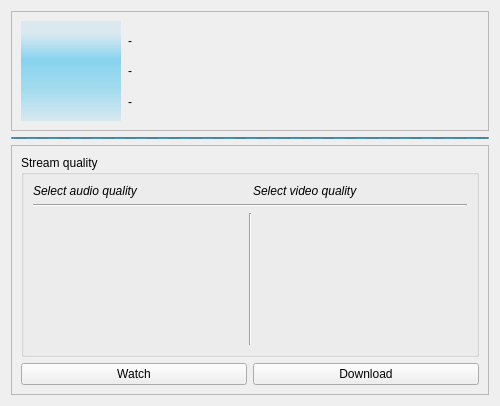
Old version of the form videooption.ui in the repository keshavbhatt/olivia.
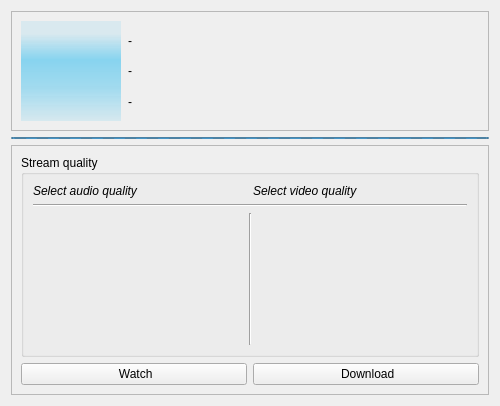
New version of the form. Icons and pictures are not drawn. Custom widgets are drawn as their Qt base class.

Commit message: icon added to video option widget

Diff of the .ui file:
```diff
--- a/videooption.ui
+++ b/videooption.ui
@@ -361,15 +361,26 @@
        <layout class="QHBoxLayout" name="horizontalLayout">
         <item>
          <widget class="QPushButton" name="watch">
+          <property name="styleSheet">
+           <string notr="true"/>
+          </property>
           <property name="text">
-           <string>Watch</string>
+           <string> Watch</string>
+          </property>
+          <property name="icon">
+           <iconset resource="icons.qrc">
+            <normaloff>:/icons/others/eye.png</normaloff>:/icons/others/eye.png</iconset>
           </property>
          </widget>
         </item>
         <item>
          <widget class="QPushButton" name="download">
           <property name="text">
-           <string>Download</string>
+           <string> Download</string>
+          </property>
+          <property name="icon">
+           <iconset resource="icons.qrc">
+            <normaloff>:/icons/others/donwload2.png</normaloff>:/icons/others/donwload2.png</iconset>
           </property>
          </widget>
         </item>
```
Left out of the diff: 6 changed lines with no effect on the pictures. The commit also changes 1 other file.
